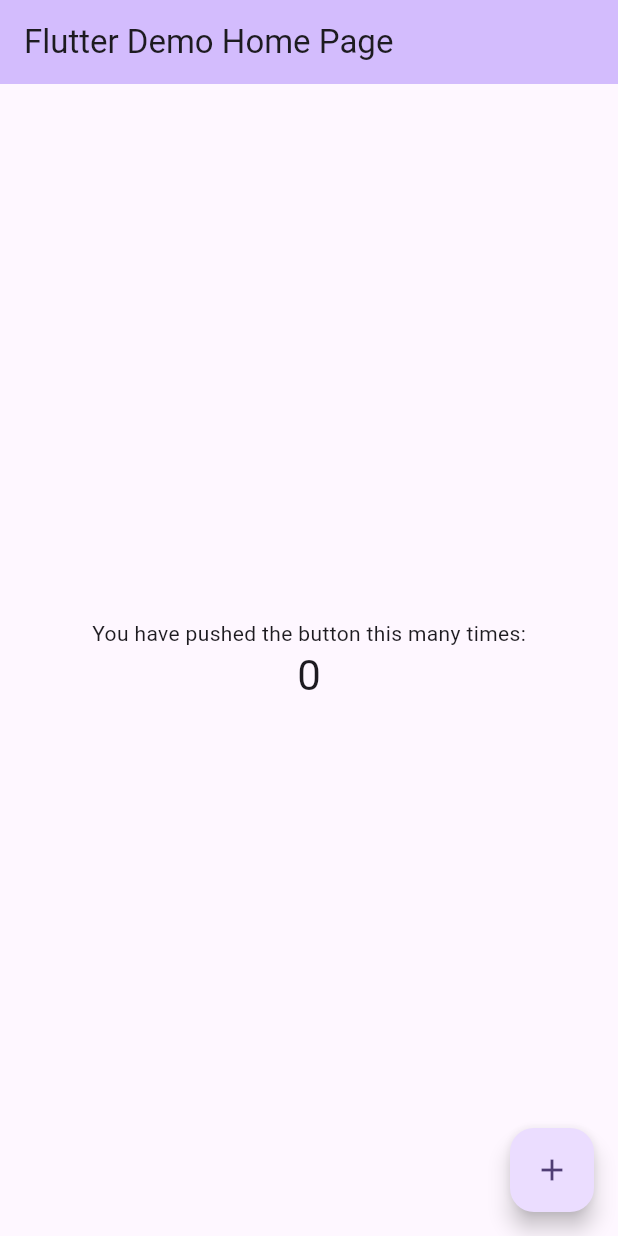
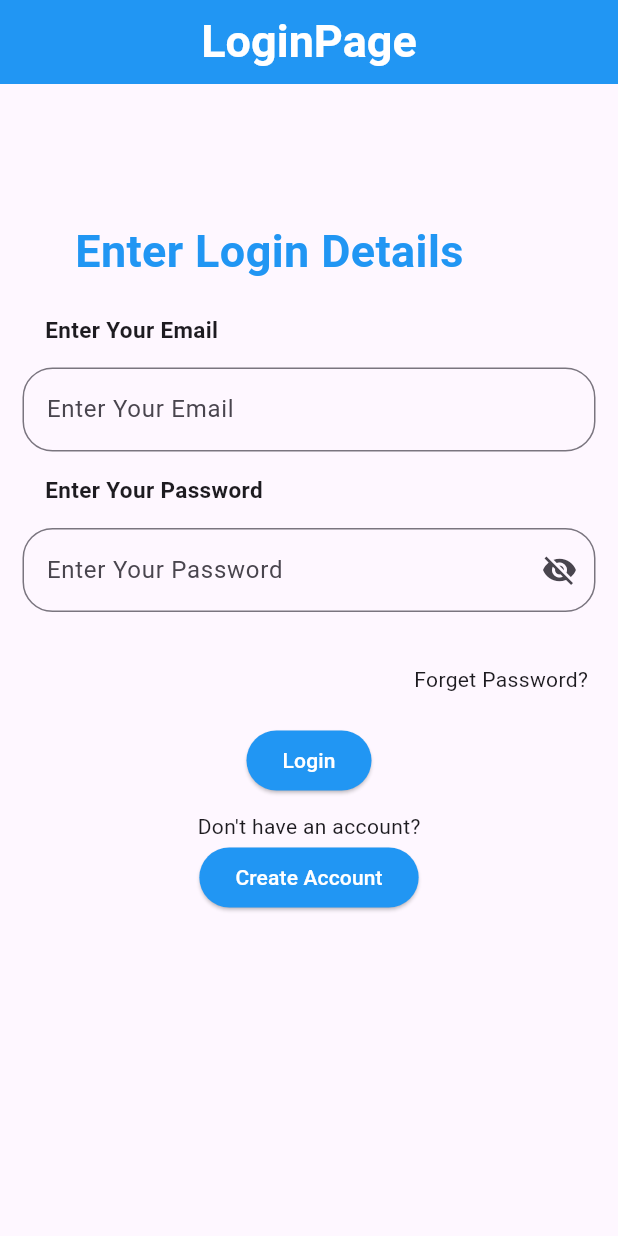
Before and after one commit to bipin24746/crud-operation-flutter, a Flutter app: the screen it shows after launch, on a phone screen of 412 x 824 dp. Run offline on Flutter 3.47's test engine with Material 3 defaults, Android fonts, the phone set to English and light mode, and no system bars; our stand-ins replace firebase_auth, firebase_core; accounts and stored records are empty.

Commit message:
login details complete

```diff
--- /dev/null
+++ b/lib/Login Details/loginpage.dart
@@ -0,0 +1,181 @@
+import 'package:crud/Login%20Details/forgetPassword.dart';
+import 'package:crud/screens/pages/homepage.dart';
+import 'package:crud/Login%20Details/registerpage.dart';
+import 'package:firebase_auth/firebase_auth.dart';
+import 'package:flutter/material.dart';
+
+class Loginpage extends StatefulWidget {
+  const Loginpage({super.key});
+
+  @override
+  State<Loginpage> createState() => _LoginpageState();
+}
+
+class _LoginpageState extends State<Loginpage> {
+  TextEditingController emailAddress = TextEditingController();
+  TextEditingController loginPassword = TextEditingController();
+  bool obsecureText = true; // For hiding/showing password
+
+  final FirebaseAuth auth = FirebaseAuth.instance;
+
+  Future<void> loginUser() async {
+    String email = emailAddress.text.trim();
+    String password = loginPassword.text.trim();
+
+    if (email.isEmpty || password.isEmpty) {
+      ScaffoldMessenger.of(context).showSnackBar(
+        const SnackBar(content: Text("Please fill in both fields.")),
+      );
+      return;
+    }
+    try {
+      UserCredential userCredential = await auth.signInWithEmailAndPassword(
+          email: email, password: password);
+      ScaffoldMessenger.of(context).showSnackBar(SnackBar(
+          content: Text("Login Successful, ${userCredential.user!.email}")));
+      // Navigate to another page after login (HomePage or any other)
+      Navigator.pushReplacement(
+          context, MaterialPageRoute(builder: (context) => HomePage()));
+    } on FirebaseAuthException catch (e) {
+      // Handle errors during login
+      if (e.code == 'user-not-found') {
+        ScaffoldMessenger.of(context).showSnackBar(
+            const SnackBar(content: Text("No user found for that email.")));
+      } else if (e.code == 'wrong-password') {
+        ScaffoldMessenger.of(context)
+            .showSnackBar(const SnackBar(content: Text("Incorrect password.")));
+      } else {
+        ScaffoldMessenger.of(context)
+            .showSnackBar(SnackBar(content: Text(e.message.toString())));
+      }
+    }
+  }
+
+  @override
+  Widget build(BuildContext context) {
+    return Scaffold(
+      appBar: AppBar(
+          centerTitle: true,
+          iconTheme: const IconThemeData(color: Colors.white),
+          title: const Text(
+            "LoginPage",
+            style: TextStyle(
+                fontSize: 30, fontWeight: FontWeight.bold, color: Colors.white),
+          ),
+          backgroundColor: Colors.blue),
+      body: SingleChildScrollView(
+        child: Column(
+          crossAxisAlignment: CrossAxisAlignment.start,
+          children: [
+            const Padding(
+              padding: EdgeInsets.only(top: 90, left: 50),
+              child: Text(
+                "Enter Login Details",
+                style: TextStyle(
+                  fontSize: 30,
+                  fontWeight: FontWeight.bold,
+                  color: Colors.blue,
+                ),
+              ),
+            ),
+            const SizedBox(height: 20),
+            const Padding(
+              padding: EdgeInsets.only(left: 30),
+              child: Text(
+                "Enter Your Email",
+                style: TextStyle(fontSize: 15, fontWeight: FontWeight.bold),
+              ),
+            ),
+            Padding(
+              padding: const EdgeInsets.all(15.0),
+              child: TextField(
+                controller: emailAddress,
+                decoration: InputDecoration(
+                  border: OutlineInputBorder(
+                      borderRadius: BorderRadius.circular(20)),
+                  hintText: "Enter Your Email",
+                ),
+              ),
+            ),
+            const Padding(
+              padding: EdgeInsets.only(left: 30),
+              child: Text(
+                "Enter Your Password",
+                style: TextStyle(fontSize: 15, fontWeight: FontWeight.bold),
+              ),
+            ),
+            Padding(
+              padding: const EdgeInsets.all(15),
+              child: TextField(
+                controller: loginPassword,
+                obscureText: obsecureText,
+                decoration: InputDecoration(
+                  border: OutlineInputBorder(
+                      borderRadius: BorderRadius.circular(20)),
+                  hintText: "Enter Your Password",
+                  suffixIcon: IconButton(
+                    onPressed: () {
+                      setState(() {
+                        obsecureText = !obsecureText; // Toggle visibility
+                      });
+                    },
+                    icon: Icon(
+                      obsecureText ? Icons.visibility_off : Icons.visibility,
+                    ),
+                  ),
+                ),
+              ),
+            ),
+            Padding(
+              padding: const EdgeInsets.all(20),
+              child: Row(
+                mainAxisAlignment: MainAxisAlignment.end,
+                children: [
+                  GestureDetector(
+                    onTap: () {
+                      Navigator.push(
+                        context,
+                        MaterialPageRoute(
+                            builder: (context) => ForgetPassword()),
+                      );
+                    },
+                    child: Text("Forget Password?"),
+                  )
+                ],
+              ),
+            ),
+            Center(
+              child: ElevatedButton(
+                onPressed: loginUser, // Call the loginUser function
+                child:
+                    const Text("Login", style: TextStyle(color: Colors.white)),
+                style: ElevatedButton.styleFrom(backgroundColor: Colors.blue),
+              ),
+            ),
+            const SizedBox(height: 10),
+            Center(
+              child: Column(
+                children: [
+                  const Text("Don't have an account?"),
+                  ElevatedButton(
+                    onPressed: () {
+                      Navigator.push(
+                          context,
+                          MaterialPageRoute(
+                            builder: (context) => const Registerpage(),
+                          ));
+                    },
+                    child: const Text("Create Account",
+                        style: TextStyle(color: Colors.white)),
+                    style:
+                        ElevatedButton.styleFrom(backgroundColor: Colors.blue),
+                  ),
+                ],
+              ),
+            ),
+          ],
+        ),
+      ),
+    );
+  }
+}
--- a/lib/main.dart
+++ b/lib/main.dart
@@ -1,3 +1,4 @@
+import 'package:crud/Login%20Details/loginpage.dart';
 import 'package:flutter/material.dart';
 import 'package:firebase_core/firebase_core.dart';
 import 'firebase_options.dart';
@@ -19,113 +20,10 @@ class MyApp extends StatelessWidget {
     return MaterialApp(
       title: 'Flutter Demo',
       theme: ThemeData(
-        // This is the theme of your application.
-        //
-        // TRY THIS: Try running your application with "flutter run". You'll see
-        // the application has a purple toolbar. Then, without quitting the app,
-        // try changing the seedColor in the colorScheme below to Colors.green
-        // and then invoke "hot reload" (save your changes or press the "hot
-        // reload" button in a Flutter-supported IDE, or press "r" if you used
-        // the command line to start the app).
-        //
-        // Notice that the counter didn't reset back to zero; the application
-        // state is not lost during the reload. To reset the state, use hot
-        // restart instead.
-        //
-        // This works for code too, not just values: Most code changes can be
-        // tested with just a hot reload.
         colorScheme: ColorScheme.fromSeed(seedColor: Colors.deepPurple),
         useMaterial3: true,
       ),
-      home: const MyHomePage(title: 'Flutter Demo Home Page'),
+      home: const Loginpage(),
     );
   }
 }
-
-class MyHomePage extends StatefulWidget {
-  const MyHomePage({super.key, required this.title});
-
-  // This widget is the home page of your application. It is stateful, meaning
-  // that it has a State object (defined below) that contains fields that affect
-  // how it looks.
-
-  // This class is the configuration for the state. It holds the values (in this
-  // case the title) provided by the parent (in this case the App widget) and
-  // used by the build method of the State. Fields in a Widget subclass are
-  // always marked "final".
-
-  final String title;
-
-  @override
-  State<MyHomePage> createState() => _MyHomePageState();
-}
-
-class _MyHomePageState extends State<MyHomePage> {
-  int _counter = 0;
-
-  void _incrementCounter() {
-    setState(() {
-      // This call to setState tells the Flutter framework that something has
-      // changed in this State, which causes it to rerun the build method below
-      // so that the display can reflect the updated values. If we changed
-      // _counter without calling setState(), then the build method would not be
-      // called again, and so nothing would appear to happen.
-      _counter++;
-    });
-  }
-
-  @override
-  Widget build(BuildContext context) {
-    // This method is rerun every time setState is called, for instance as done
-    // by the _incrementCounter method above.
-    //
-    // The Flutter framework has been optimized to make rerunning build methods
-    // fast, so that you can just rebuild anything that needs updating rather
-    // than having to individually change instances of widgets.
-    return Scaffold(
-      appBar: AppBar(
-        // TRY THIS: Try changing the color here to a specific color (to
-        // Colors.amber, perhaps?) and trigger a hot reload to see the AppBar
-        // change color while the other colors stay the same.
-        backgroundColor: Theme.of(context).colorScheme.inversePrimary,
-        // Here we take the value from the MyHomePage object that was created by
-        // the App.build method, and use it to set our appbar title.
-        title: Text(widget.title),
-      ),
-      body: Center(
-        // Center is a layout widget. It takes a single child and positions it
-        // in the middle of the parent.
-        child: Column(
-          // Column is also a layout widget. It takes a list of children and
-          // arranges them vertically. By default, it sizes itself to fit its
-          // children horizontally, and tries to be as tall as its parent.
-          //
-          // Column has various properties to control how it sizes itself and
-          // how it positions its children. Here we use mainAxisAlignment to
-          // center the children vertically; the main axis here is the vertical
-          // axis because Columns are vertical (the cross axis would be
-          // horizontal).
-          //
-          // TRY THIS: Invoke "debug painting" (choose the "Toggle Debug Paint"
-          // action in the IDE, or press "p" in the console), to see the
-          // wireframe for each widget.
-          mainAxisAlignment: MainAxisAlignment.center,
-          children: <Widget>[
-            const Text(
-              'You have pushed the button this many times:',
-            ),
-            Text(
-              '$_counter',
-              style: Theme.of(context).textTheme.headlineMedium,
-            ),
-          ],
-        ),
-      ),
-      floatingActionButton: FloatingActionButton(
-        onPressed: _incrementCounter,
-        tooltip: 'Increment',
-        child: const Icon(Icons.add),
-      ), // This trailing comma makes auto-formatting nicer for build methods.
-    );
-  }
-}
```
Also changed, not shown: lib/Login Details/forgetPassword.dart (added, +103 -0 lines), lib/Login Details/registerpage.dart (added, +177 -0 lines), lib/screens/pages/homepage.dart (added, +15 -0 lines).
